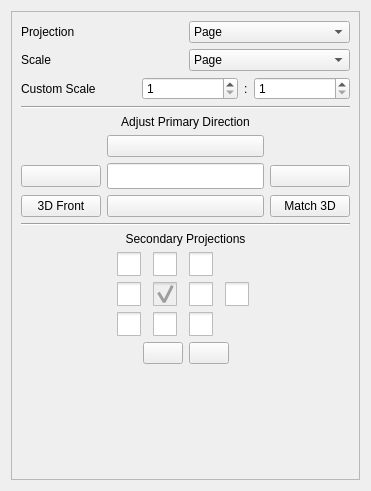
This is src/Mod/TechDraw/Gui/TaskProjGroup.ui in berndhahnebach/All_FreeCAD as Qt 5 draws it before an edit. The edited form follows.
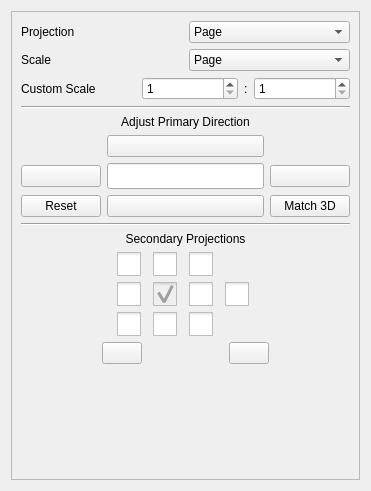
This is the edited form. Icons and pictures are not drawn.

Commit message: Reset/Match 3d buttons working

What changed in the file:
```diff
--- a/src/Mod/TechDraw/Gui/TaskProjGroup.ui
+++ b/src/Mod/TechDraw/Gui/TaskProjGroup.ui
@@ -346,7 +346,7 @@
              <string>Set Primary Direction to 3D Front</string>
             </property>
             <property name="text">
-             <string>3D Front</string>
+             <string>Reset</string>
             </property>
            </widget>
           </item>
@@ -618,6 +618,19 @@
             </property>
            </widget>
           </item>
+          <item>
+           <spacer name="horizontalSpacer_6">
+            <property name="orientation">
+             <enum>Qt::Horizontal</enum>
+            </property>
+            <property name="sizeHint" stdset="0">
+             <size>
+              <width>40</width>
+              <height>20</height>
+             </size>
+            </property>
+           </spacer>
+          </item>
           <item>
            <widget class="QPushButton" name="butCCWRotate">
             <property name="toolTip">
```
Left out of the diff: 2 changed lines with no effect on the pictures. The commit also changes 8 other files.
